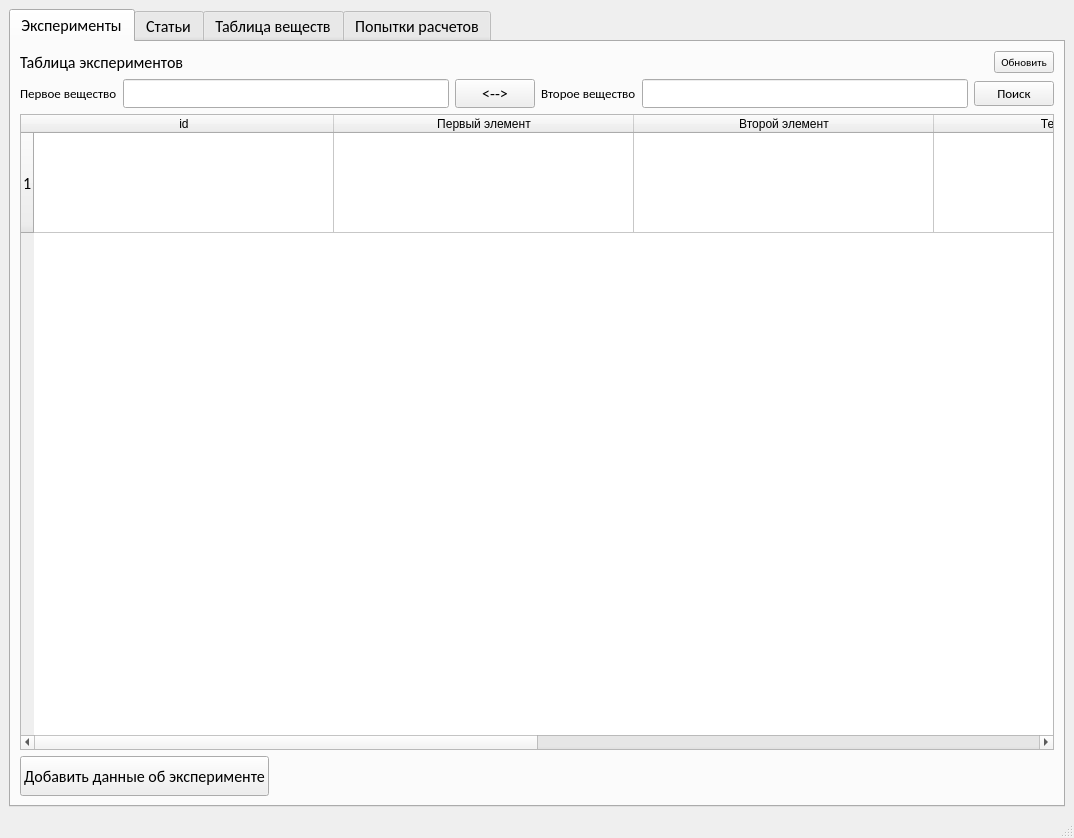
Before: the Qt Designer form ui/UiForChem.ui in Vladislav005/Chemical-Calculations, drawn with Qt 5.
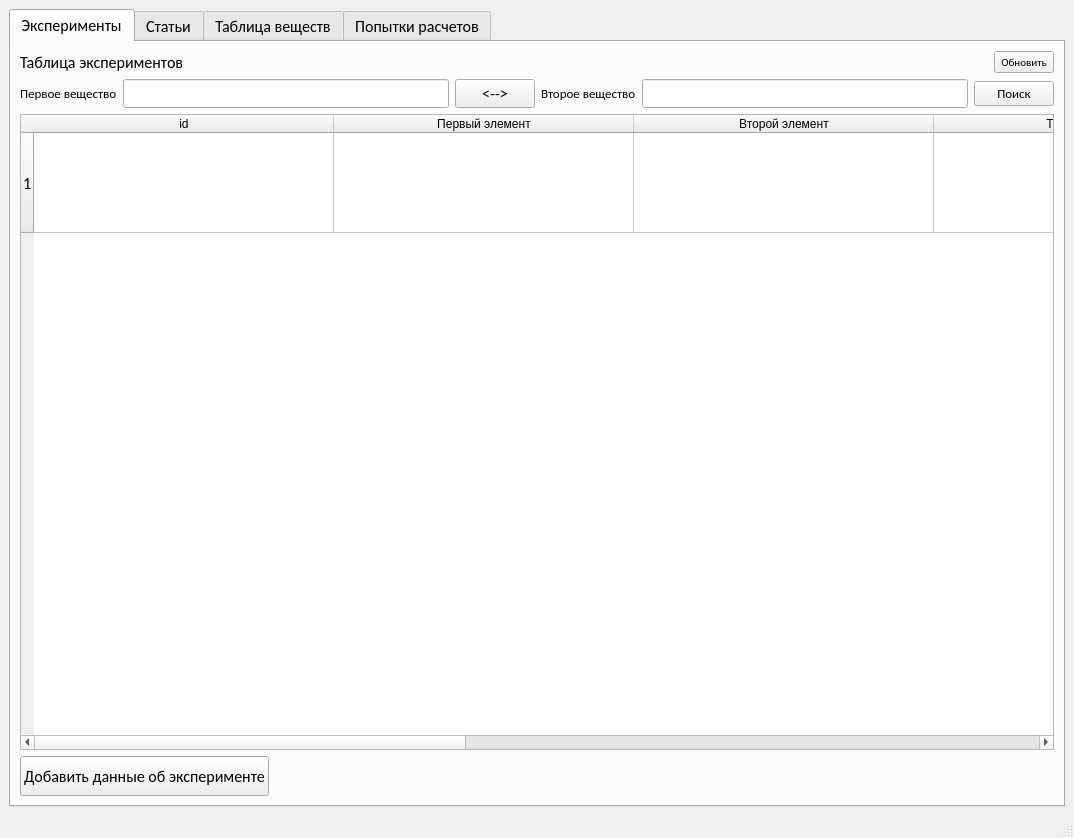
After: the same form once the commit is applied.

```diff
--- a/ui/UiForChem.ui
+++ b/ui/UiForChem.ui
@@ -169,7 +169,7 @@
            <number>1</number>
           </property>
           <property name="columnCount">
-           <number>6</number>
+           <number>7</number>
           </property>
           <attribute name="horizontalHeaderCascadingSectionResizes">
            <bool>true</bool>
@@ -205,6 +205,11 @@
             <string>   Второй элемент   </string>
            </property>
           </column>
+          <column>
+           <property name="text">
+            <string>Тип процесса</string>
+           </property>
+          </column>
           <column>
            <property name="text">
             <string>   Температура, К   </string>
```
